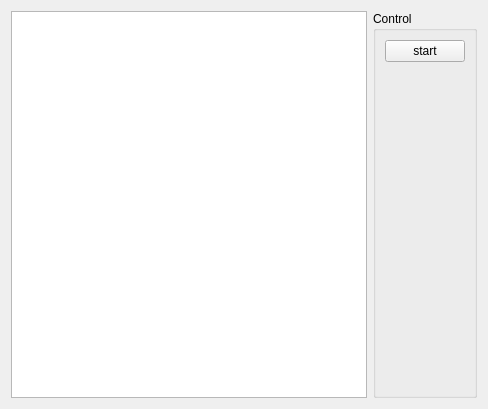
First picture: the form in agents/master_controller/src/masterUI.ui, repository robocomp/robocomp-shadow, before the edit.
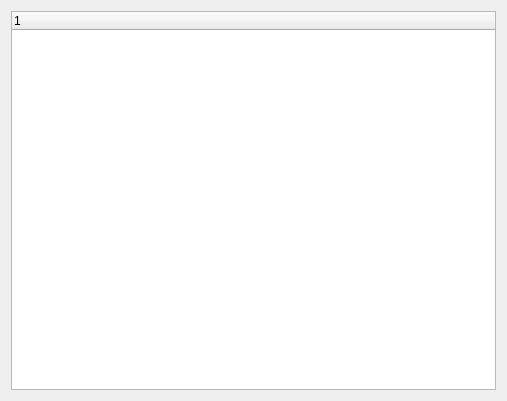
Second picture: the form after the edit.

Patch:
```diff
--- a/agents/master_controller/src/masterUI.ui
+++ b/agents/master_controller/src/masterUI.ui
@@ -6,8 +6,8 @@
    <rect>
     <x>0</x>
     <y>0</y>
-    <width>488</width>
-    <height>409</height>
+    <width>507</width>
+    <height>401</height>
    </rect>
   </property>
   <property name="windowTitle">
@@ -17,35 +17,12 @@
    <item>
     <layout class="QHBoxLayout" name="horizontalLayout">
      <item>
-      <widget class="QTreeView" name="treeView"/>
-     </item>
-     <item>
-      <widget class="QGroupBox" name="groupBox">
-       <property name="title">
-        <string>Control</string>
-       </property>
-       <layout class="QVBoxLayout" name="verticalLayout">
-        <item>
-         <widget class="QPushButton" name="pushButton_start">
-          <property name="text">
-           <string>start</string>
-          </property>
-         </widget>
-        </item>
-        <item>
-         <spacer name="verticalSpacer">
-          <property name="orientation">
-           <enum>Qt::Vertical</enum>
-          </property>
-          <property name="sizeHint" stdset="0">
-           <size>
-            <width>20</width>
-            <height>40</height>
-           </size>
-          </property>
-         </spacer>
-        </item>
-       </layout>
+      <widget class="QTreeWidget" name="treeWidget">
+       <column>
+        <property name="text">
+         <string notr="true">1</string>
+        </property>
+       </column>
       </widget>
      </item>
     </layout>
```
